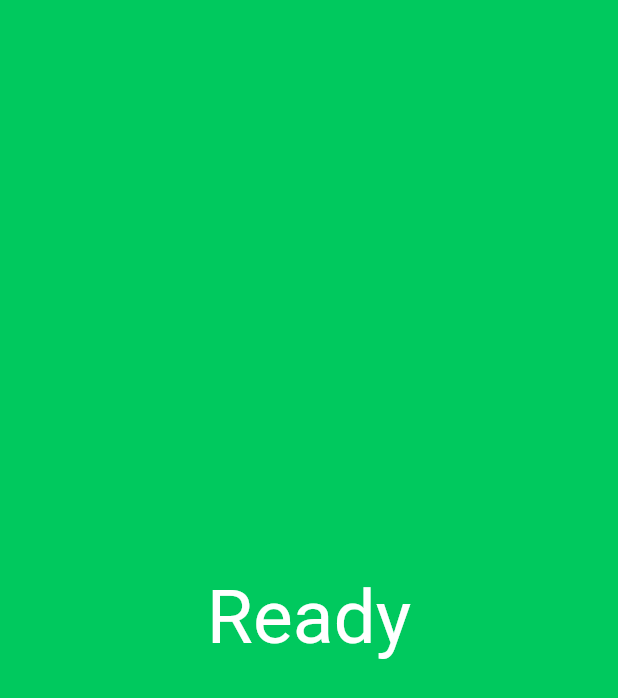
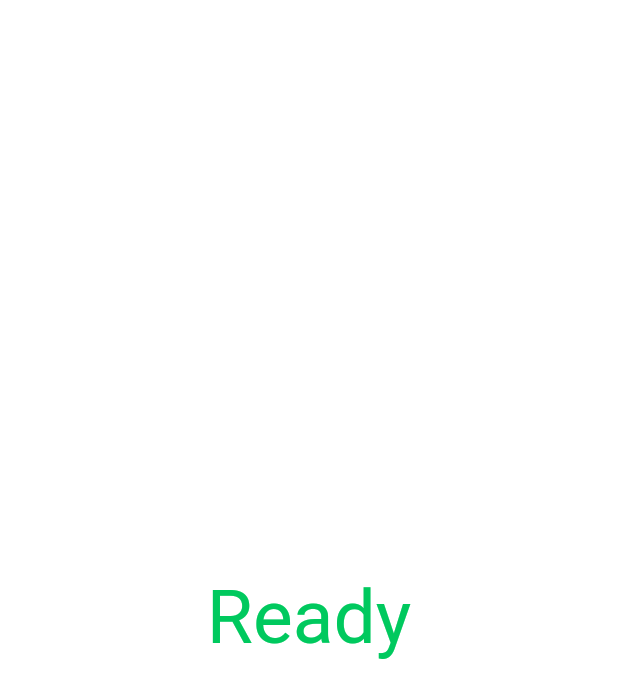
Before and after one commit to L-Hyeon/flutter-reaction, a Flutter app: the screen it shows after launch, after a tap on "Start", on a phone screen of 412 x 824 dp. Shown: the top 698 px of the screen. Run offline on Flutter 3.47's test engine with Material 2 defaults, Android fonts, the phone set to English and light mode, and no system bars; our stand-ins replace fluttertoast; Roboto replaces fonts that are missing (c24).

```diff
--- a/lib/main.dart
+++ b/lib/main.dart
@@ -35,7 +35,7 @@ class HomePage extends StatelessWidget {
               height: 70,
               child: RaisedButton(
                 onPressed: (){
-                  Navigator.pushNamedAndRemoveUntil(context, '/test', (route) => false);
+                  Navigator.pushNamed(context, '/test');
                 },
                 color: Colors.white,
                 child: const TText(
--- a/lib/test_page.dart
+++ b/lib/test_page.dart
@@ -1,6 +1,8 @@
 import 'package:flutter/material.dart';
+import 'package:fluttertoast/fluttertoast.dart';
 import 'dart:async';
 import 'dart:math';
+import 'package:reaction/result_page.dart';
 
 class TestPage extends StatefulWidget {
   const TestPage({Key? key}) : super(key: key);
@@ -10,43 +12,127 @@ class TestPage extends StatefulWidget {
 }
 
 class _TestPageState extends State<TestPage> {
+  DateTime backPressedTime = DateTime(-1);
   Timer? timer;
   int sec = 0;
-  String state = "Ready";
+  int state = 0;
+  // 0 == ready, 1 == touch, 2 == too fast, 4= record
+  List<int> records = [0, 0, 0, 0, 0];
+  int idx = 0;
 
   void startTimer(){
-    timer = Timer.periodic(Duration(milliseconds: sec), (timer) {
+    timer = Timer.periodic(const Duration(milliseconds: 1), (timer) {
       setState(() {
         sec -= 1;
+        if (sec == 0) {
+          state = 1;
+        }
       });
     });
+  }
+
+  void stopTimer(){
+    timer?.cancel();
+  }
+
+  Future<bool> onWillPop() {
+    DateTime now = DateTime.now();
+    if (backPressedTime == DateTime(-1) ||
+        now.difference(backPressedTime) > Duration(seconds: 2)) {
+      backPressedTime = now;
+      Fluttertoast.showToast(msg: "종료하려면 한 번 더 누르세요");
+      return Future.value(false);
+    }
+    return Future.value(true);
   }
 
   @override
   void initState() {
     super.initState();
-    sec = Random().nextInt(3500);
+    sec = 500 + Random().nextInt(1500);
+    startTimer();
   }
 
   @override
   Widget build(BuildContext context) {
     return Scaffold(
-      body: InkWell(
+      body: WillPopScope(
+        onWillPop: onWillPop,
+        child: InkWell(
           onTap: (){
-          print(state);
-          if (state == "Ready") {
-            state = "Touch";
+            stopTimer();
+            setState(() {
+              if (state == 0) {
+                //ready
+                state = 2;
+                stopTimer();
+              }
+              else if (state == 1){
+                // touch
+                stopTimer();
+                records[idx] = -sec;
+                idx += 1;
+                sec = 500 + Random().nextInt(1500);
+                state = 3;
+              }
+              else if (state == 3){
+                // records
+                if (idx != 5){
+                  state = 0;
+                  startTimer();
                 }
                 else {
-            state = "Ready";
+                  Navigator.pushAndRemoveUntil(context, MaterialPageRoute(builder: (BuildContext context) => ResultPage(records: records)), (route) => false);
                 }
+              }
+              else if (state == 2){
+                // too fast
+                state = 0;
+                sec = 500 + Random().nextInt(1500);
+                startTimer();
+              }
+            });
           },
-        child: Container(
-          color: const Color(0xff00c95e),
+          child: (state == 3) ? Container(
+            color: Colors.blueAccent,
             child: Center(
               child: Text(
-              state,
+                records[idx - 1].toString(),
                 style: const TextStyle(
+                  fontFamily: "c24",
+                  fontSize: 50,
+                  color: Colors.white
+                ),
+              )
+            )
+          ) : contents[state],
+        ),
+      ),
+    );
+  }
+
+  List<Container> contents = [
+    Container(
+      //Ready
+      color: Colors.white,
+      child: const Center(
+        child:Text(
+          "Ready",
+          style: TextStyle(
+            fontFamily: "c24",
+            fontSize: 50,
+            color: Color(0xff00c95e)
+          ),
+        )
+      ),
+    ),
+    Container(
+      //Touch
+      color: const Color(0xff00c95e),
+      child: const Center(
+        child:Text(
+          "Touch",
+          style: TextStyle(
             fontFamily: "c24",
             fontSize: 50,
             color: Colors.white
@@ -54,7 +140,20 @@ class _TestPageState extends State<TestPage> {
         )
       ),
     ),
+    Container(
+      //Too fast
+      color: Colors.redAccent,
+      child: const Center(
+          child:Text(
+            "Too Fast",
+            style: TextStyle(
+                fontFamily: "c24",
+                fontSize: 50,
+                color: Colors.white
             ),
-    );
+          )
+      ),
+    )
+  ];
+
 }
-}
--- a/pubspec.yaml
+++ b/pubspec.yaml
@@ -34,6 +34,7 @@ dependencies:
   # The following adds the Cupertino Icons font to your application.
   # Use with the CupertinoIcons class for iOS style icons.
   cupertino_icons: ^1.0.2
+  fluttertoast: ^8.0.8
 
 dev_dependencies:
   flutter_test:
```
Also changed, not shown: lib/result_page.dart (added, +15 -0 lines), pubspec.lock. Lines whose indentation alone changed are shown as unchanged.
